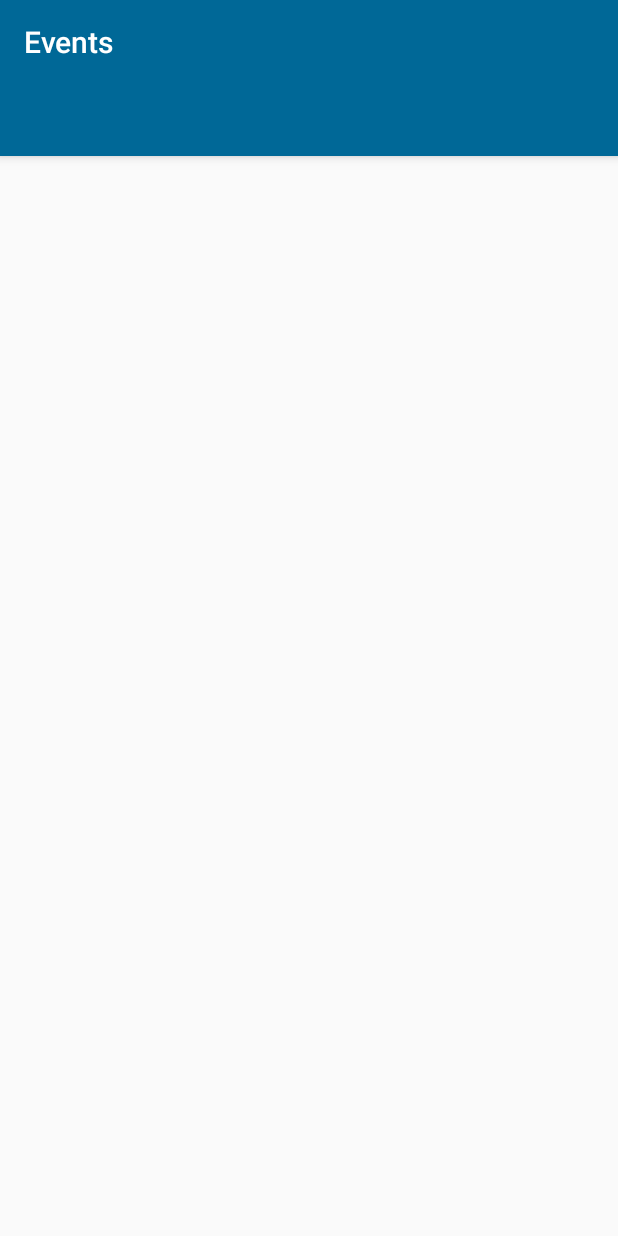
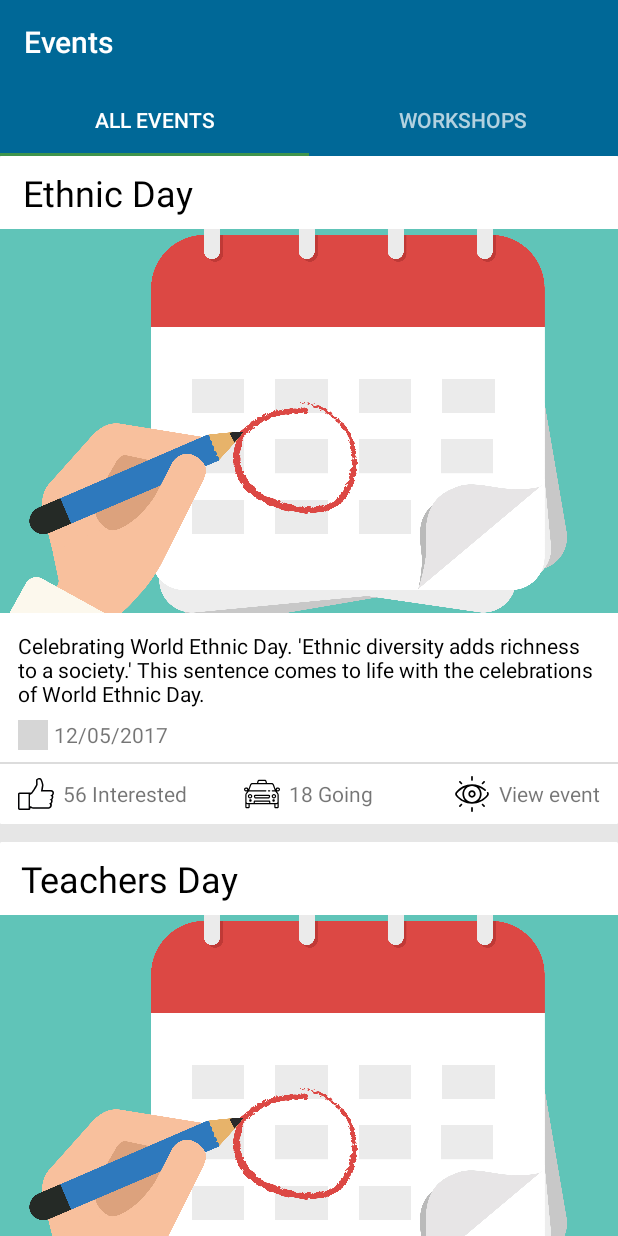
Before and after one commit to bnayagrawal/intranet--app-uit, an Android app: the fragment FragmentEvents placed in its activity, in the side drawer, after a tap on "Events", on a phone screen of 412 x 824 dp. Run offline under Robolectric (Android 15) with nearby library versions, the phone set to English and light mode, and no system bars; our stand-ins replace Picasso; libraries missing offline, so code that uses them is left out: jp.wasabeef.recyclerview; 2 statements that could not run were skipped; grey boxes are pictures that could not be loaded.

Commit message:
Added dummy event data provider class.

```diff
--- /dev/null
+++ b/app/src/main/java/xyz/bnayagrawal/android/icontest/DummyEventDataProvider.java
@@ -0,0 +1,65 @@
+package xyz.bnayagrawal.android.icontest;
+
+import java.util.ArrayList;
+import java.util.HashMap;
+import java.util.List;
+
+/**
+ * Created by root on 1/10/17.
+ */
+
+public class DummyEventDataProvider {
+
+    public List<EventDataSet> events;
+
+    //defualt constructor for initialization
+
+    public DummyEventDataProvider() {
+        events = new ArrayList<EventDataSet>();
+    }
+
+    /**
+     * add new event
+     *
+     * @param title
+     * @param image
+     * @param description
+     * @param notification_date
+     * @param peoples_interested
+     * @param peoples_going
+     * @param caption
+     */
+
+    public void add(String title, int image, String description, String notification_date, String peoples_interested, String peoples_going, String caption) {
+        events.add(new EventDataSet(title,image,description,notification_date,peoples_interested,peoples_going,caption));
+    }
+
+    class EventDataSet {
+        private String title;
+        private int image; //currently the image resource will be used, so int. later change to string for storing url.
+        private String description;
+        private String notification_date;
+        private String peoples_interested;
+        private String peoples_going;
+        private String caption;
+
+        public EventDataSet(String title, int image, String description, String notification_date, String peoples_interested, String peoples_going, String caption) {
+            this.title = title;
+            this.image = image;
+            this.description = description;
+            this.notification_date = notification_date;
+            this.peoples_interested = peoples_interested;
+            this.peoples_going = peoples_going;
+            this.caption = caption;
+        }
+
+        //getter methods
+        public String getTitle() {return this.title;}
+        public int getImage() {return this.image;}
+        public String getDescription() {return this.description;}
+        public String getNotification_date() {return this.notification_date;}
+        public String getPeoples_interested() {return this.peoples_interested;}
+        public String getPeoples_going() {return this.peoples_going;}
+        public String getCaption() {return this.caption;}
+    }
+}
--- a/app/src/main/java/xyz/bnayagrawal/android/icontest/EventsRecyclerAdapter.java
+++ b/app/src/main/java/xyz/bnayagrawal/android/icontest/EventsRecyclerAdapter.java
@@ -9,8 +9,12 @@ import android.view.animation.Animation;
 import android.view.animation.AnimationUtils;
 import android.widget.ImageView;
 import android.widget.TextView;
+import android.widget.Toast;
+
 import com.squareup.picasso.Callback;
 import com.squareup.picasso.Picasso;
+
+import java.util.List;
 
 /**
  * Created by root on 30/9/17.
@@ -22,23 +26,13 @@ public class EventsRecyclerAdapter extends RecyclerView.Adapter<EventsRecyclerAd
     // Allows to remember the last item shown on screen
     private int lastPosition = -1;
 
-    //random data
-    private String[] titles =  { "Ethnic Day", "Teachers Day", "Freshers Party" };
-    private String[] smalDec = {
-            "Celebrating World Ethnic Day. 'Ethnic diversity adds richness to a society.' This sentence comes to life with the celebrations of World Ethnic Day. ",
-            "Teachers' Day is a special day for the appreciation of teachers, and may include celebrations to honor them for their special contributions in a particular field area, or the community in general.",
-            "The Freshers' Party was a night filled with talent, music, excitement and enthusiasm. Every year on Freshers' Party a boy and a girl from each stream is nominated for the prestigious title of Mr. & Ms. Fresher and for that they have to go through 3 rounds of different competitions."
-    };
-    private String[] dates = {"12/05/2017", "08/12/2011", "24/04/2016"};
-    private String[] interested = { "56 Interested", "32 Interested", "16 Interested" };
-    private String[] going = { "18 Going", "22 Going", "12 Going" };
-    private String view = "View event";
-
-    private int image = R.drawable.event_default_image;
+    // Dummy data
+    List<DummyEventDataProvider.EventDataSet> detp;
 
     //public constructor just to get the activity context and store it.
-    public EventsRecyclerAdapter(Context context) {
+    public EventsRecyclerAdapter(Context context,List<DummyEventDataProvider.EventDataSet> detp) {
         this.context = context;
+        this.detp = detp;
     }
 
     @Override
@@ -49,28 +43,29 @@ public class EventsRecyclerAdapter extends RecyclerView.Adapter<EventsRecyclerAd
         return viewHolder;
     }
 
+    //this method will be called automatically by recyclerview before showing the card(list item) to user, the passed viewholder object will be populated with data to display.
     @Override
-    public void onBindViewHolder(ViewHolder viewHolder, int i) {
-        viewHolder.itemTitle.setText(titles[i]);
-        viewHolder.itemDetail.setText(smalDec[i]);
-        viewHolder.dates.setText(dates[i]);
-        viewHolder.interested.setText(interested[i]);
-        viewHolder.going.setText(going[i]);
-        viewHolder.view.setText(view);
+    public void onBindViewHolder(ViewHolder viewHolder, int position) {
+        DummyEventDataProvider.EventDataSet eds = detp.get(position);
+
+        viewHolder.itemTitle.setText(eds.getTitle());
+        viewHolder.itemDetail.setText(eds.getDescription());
+        viewHolder.dates.setText(eds.getNotification_date());
+        viewHolder.interested.setText(eds.getPeoples_interested());
+        viewHolder.going.setText(eds.getPeoples_going());
+        viewHolder.view.setText(eds.getCaption());
 
         //Set some properties of imageview (used to display event image)
         viewHolder.itemImage.setScaleType(ImageView.ScaleType.CENTER_CROP);
         viewHolder.itemImage.setVisibility(View.VISIBLE);
 
-        //viewHolder.itemImage.setImageResource(image);
-
         //Picasso image loading and caching framework
-        Picasso.with(context).load(image).resize(640,480).centerCrop().into(viewHolder.itemImage);
+        Picasso.with(context).load(eds.getImage()).resize(640,480).centerCrop().into(viewHolder.itemImage);
     }
 
     @Override
     public int getItemCount() {
-        return titles.length;
+        return detp.size();
     }
 
     /**
@@ -106,6 +101,14 @@ public class EventsRecyclerAdapter extends RecyclerView.Adapter<EventsRecyclerAd
             interested = (TextView)itemView.findViewById(R.id.textViewInterested);
             going = (TextView)itemView.findViewById(R.id.textViewGoing);
             view = (TextView)itemView.findViewById(R.id.textViewView);
+
+            //add onClick listener to view
+            view.setOnClickListener(new View.OnClickListener() {
+                @Override
+                public void onClick(View view) {
+                    //TODO: open event detail activity
+                }
+            });
         }
     }
 }
--- a/app/src/main/java/xyz/bnayagrawal/android/icontest/FragmentEvents.java
+++ b/app/src/main/java/xyz/bnayagrawal/android/icontest/FragmentEvents.java
@@ -17,27 +17,16 @@ import android.widget.Toast;
 
 public class FragmentEvents extends Fragment {
 
-    private MainActivity context;
     @Override
     public View onCreateView(LayoutInflater inflater, ViewGroup container, Bundle savedInstanceState) {
         View view = inflater.inflate(R.layout.events_fragment, container, false);
-        return view;
-    }
 
-    @Override
-    public void onActivityCreated(@Nullable Bundle savedInstanceState) {
-        super.onActivityCreated(savedInstanceState);
-        context = (MainActivity)getActivity();
-        context.setToolbar();
-        initTabs();
-    }
-
-    protected void initTabs() {
-        TabLayout tabLayout = (TabLayout) context.findViewById(R.id.event_tab_layout);
+        //using tabs inside this fragment (event fragment)
+        TabLayout tabLayout = (TabLayout) view.findViewById(R.id.event_tab_layout);
         tabLayout.addTab(tabLayout.newTab().setText("All events"));
         tabLayout.addTab(tabLayout.newTab().setText("Workshops"));
 
-        final ViewPager viewPager = (ViewPager) context.findViewById(R.id.pager);
+        final ViewPager viewPager = (ViewPager) view.findViewById(R.id.pager);
         final PagerAdapter adapter = new EventsTabPagerAdapter(getChildFragmentManager(), tabLayout.getTabCount());
 
         viewPager.setAdapter(adapter);
@@ -56,5 +45,13 @@ public class FragmentEvents extends Fragment {
             public void onTabReselected(TabLayout.Tab tab) {
             }
         });
+
+        return view;
+    }
+
+    @Override
+    public void onActivityCreated(@Nullable Bundle savedInstanceState) {
+        super.onActivityCreated(savedInstanceState);
+        ((MainActivity)getActivity()).setToolbar();
     }
 }
--- a/app/src/main/java/xyz/bnayagrawal/android/icontest/TabFragmentEvent.java
+++ b/app/src/main/java/xyz/bnayagrawal/android/icontest/TabFragmentEvent.java
@@ -1,6 +1,7 @@
 package xyz.bnayagrawal.android.icontest;
 
 
+import android.content.Context;
 import android.os.Bundle;
 import android.support.annotation.Nullable;
 import android.support.v4.app.Fragment;
@@ -22,7 +23,6 @@ public class TabFragmentEvent extends Fragment {
     RecyclerView recyclerView;
     RecyclerView.LayoutManager layoutManager;
     RecyclerView.Adapter adapter;
-    private MainActivity context;
 
     public TabFragmentEvent() {
         // Required empty public constructor
@@ -31,24 +31,38 @@ public class TabFragmentEvent extends Fragment {
     @Override
     public View onCreateView(LayoutInflater inflater, ViewGroup container, Bundle savedInstanceState) {
         // Inflate the layout for this fragment
-        return inflater.inflate(R.layout.tab_fragment_event, container, false);
-    }
-
-    @Override
-    public void onActivityCreated(@Nullable Bundle savedInstanceState){
-        super.onActivityCreated(savedInstanceState);
-        context = (MainActivity)getActivity();
+        View view = inflater.inflate(R.layout.tab_fragment_event, container, false);
 
         //Initializing the RecyclerView Component
-        recyclerView = (RecyclerView) context.findViewById(R.id.recycler_view);
+        recyclerView = (RecyclerView) view.findViewById(R.id.recycler_view);
         layoutManager = new LinearLayoutManager(getContext());
         recyclerView.setLayoutManager(layoutManager);
-        adapter = new EventsRecyclerAdapter(context);
+
+        //Some dummy event data
+        DummyEventDataProvider ed = new DummyEventDataProvider();
+
+        //Dummy description
+        String[] smalDec = {
+                "Celebrating World Ethnic Day. 'Ethnic diversity adds richness to a society.' This sentence comes to life with the celebrations of World Ethnic Day. ",
+                "Teachers' Day is a special day for the appreciation of teachers, and may include celebrations to honor them for their special contributions in a particular field area, or the community in general.",
+                "The Freshers' Party was a night filled with talent, music, excitement and enthusiasm. Every year on Freshers' Party a boy and a girl from each stream is nominated for the prestigious title of Mr. & Ms. Fresher and for that they have to go through 3 rounds of different competitions."
+        };
+        ed.add("Ethnic Day",R.drawable.event_default_image,smalDec[0],"12/05/2017","56 Interested","18 Going","View event");
+        ed.add("Teachers Day",R.drawable.event_default_image,smalDec[1],"08/12/2011","32 Interested","22 Going","View event");
+        ed.add("Freshers Party",R.drawable.event_default_image,smalDec[2],"24/04/2016","16 Interested","12 Going","View event");
+
+        adapter = new EventsRecyclerAdapter(getActivity(),ed.events);
 
         //custom recycler item animation by wasabeef(github)
         SlideInUpAnimator animator = new SlideInUpAnimator(new OvershootInterpolator(1f));
         recyclerView.setItemAnimator(animator);
         recyclerView.setAdapter(adapter);
 
+        return view;
+    }
+
+    @Override
+    public void onActivityCreated(@Nullable Bundle savedInstanceState){
+        super.onActivityCreated(savedInstanceState);
     }
 }
--- a/app/src/main/res/layout/events_card_template.xml
+++ b/app/src/main/res/layout/events_card_template.xml
@@ -38,7 +38,7 @@
             app:layout_constraintTop_toBottomOf="@+id/textViewEventLabel"
             app:layout_constraintLeft_toLeftOf="parent"
             app:layout_constraintRight_toRightOf="parent"
-            android:background="@drawable/login_gradient"/>
+            android:background="@color/layout_background"/>
 
         <TextView
             android:id="@+id/textViewEventShortDesc"
```
